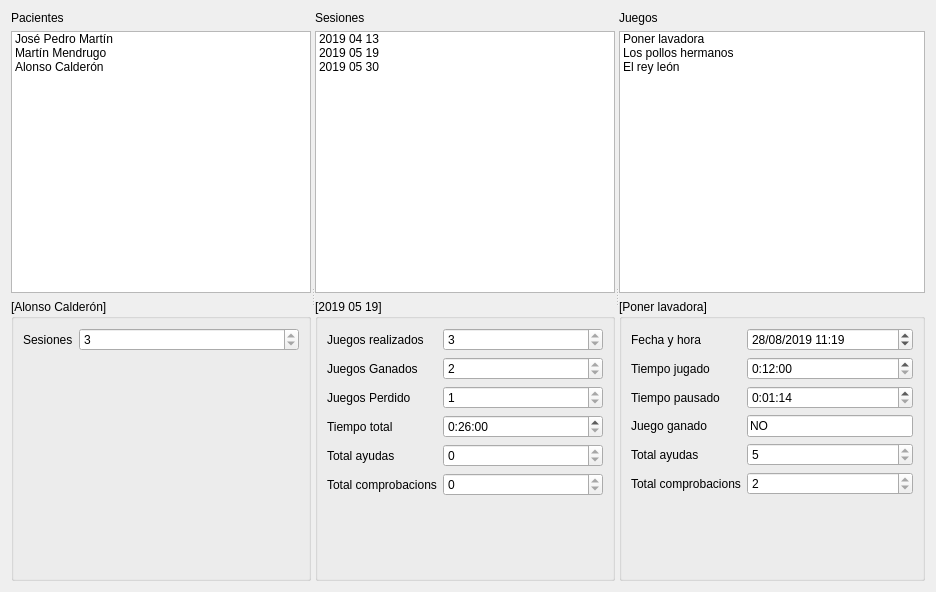
Above: components/gameManager/src/uis/history.ui from robocomp/euroage-tv before the change. Below: the same form after it.
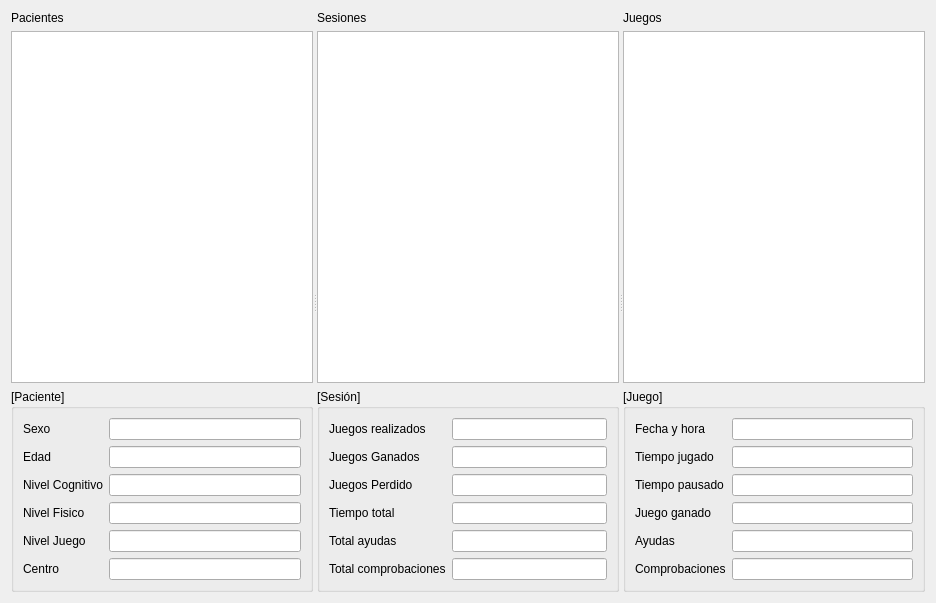
That is the form after the change.

```diff
--- a/components/gameManager/src/uis/history.ui
+++ b/components/gameManager/src/uis/history.ui
@@ -7,7 +7,7 @@
     <x>0</x>
     <y>0</y>
     <width>936</width>
-    <height>592</height>
+    <height>603</height>
    </rect>
   </property>
   <property name="windowTitle">
@@ -19,8 +19,8 @@
      <property name="orientation">
       <enum>Qt::Horizontal</enum>
      </property>
-     <widget class="QWidget" name="">
-      <layout class="QVBoxLayout" name="verticalLayout_4" stretch="50,50">
+     <widget class="QWidget" name="layoutWidget">
+      <layout class="QVBoxLayout" name="verticalLayout_4" stretch="90,10">
        <item>
         <layout class="QVBoxLayout" name="verticalLayout_2">
          <item>
@@ -31,46 +31,115 @@
           </widget>
          </item>
          <item>
-          <widget class="QListWidget" name="listWidget">
-           <item>
-            <property name="text">
-             <string>José Pedro Martín</string>
-            </property>
-           </item>
-           <item>
-            <property name="text">
-             <string>Martín Mendrugo</string>
-            </property>
-           </item>
-           <item>
-            <property name="text">
-             <string>Alonso Calderón</string>
-            </property>
-           </item>
-          </widget>
+          <widget class="QListWidget" name="paciente_lw"/>
          </item>
         </layout>
        </item>
        <item>
         <widget class="QGroupBox" name="groupBox_3">
          <property name="title">
-          <string>[Alonso Calderón]</string>
+          <string>[Paciente]</string>
          </property>
          <layout class="QFormLayout" name="formLayout">
           <item row="0" column="0">
            <widget class="QLabel" name="label_4">
             <property name="text">
-             <string>Sesiones</string>
+             <string>Sexo</string>
+            </property>
+           </widget>
+          </item>
+          <item row="1" column="0">
+           <widget class="QLabel" name="label_17">
+            <property name="text">
+             <string>Edad</string>
+            </property>
+           </widget>
+          </item>
+          <item row="2" column="0">
+           <widget class="QLabel" name="label_18">
+            <property name="text">
+             <string>Nivel Cognitivo</string>
+            </property>
+           </widget>
+          </item>
+          <item row="3" column="0">
+           <widget class="QLabel" name="label_19">
+            <property name="text">
+             <string>Nivel Fisico</string>
+            </property>
+           </widget>
+          </item>
+          <item row="5" column="0">
+           <widget class="QLabel" name="label_20">
+            <property name="text">
+             <string>Centro</string>
+            </property>
+           </widget>
+          </item>
+          <item row="4" column="0">
+           <widget class="QLabel" name="label_21">
+            <property name="text">
+             <string>Nivel Juego</string>
             </property>
            </widget>
           </item>
           <item row="0" column="1">
-           <widget class="QSpinBox" name="spinBox">
+           <widget class="QLineEdit" name="p_sexo_le">
+            <property name="alignment">
+             <set>Qt::AlignRight|Qt::AlignTrailing|Qt::AlignVCenter</set>
+            </property>
             <property name="readOnly">
              <bool>true</bool>
             </property>
-            <property name="value">
-             <number>3</number>
+           </widget>
+          </item>
+          <item row="1" column="1">
+           <widget class="QLineEdit" name="p_edad_le">
+            <property name="alignment">
+             <set>Qt::AlignRight|Qt::AlignTrailing|Qt::AlignVCenter</set>
+            </property>
+            <property name="readOnly">
+             <bool>true</bool>
+            </property>
+           </widget>
+          </item>
+          <item row="2" column="1">
+           <widget class="QLineEdit" name="p_ncog_le">
+            <property name="alignment">
+             <set>Qt::AlignRight|Qt::AlignTrailing|Qt::AlignVCenter</set>
+            </property>
+            <property name="readOnly">
+             <bool>true</bool>
+            </property>
+           </widget>
+          </item>
+          <item row="3" column="1">
+           <widget class="QLineEdit" name="p_nfisico_le">
+            <property name="alignment">
+             <set>Qt::AlignRight|Qt::AlignTrailing|Qt::AlignVCenter</set>
+            </property>
+            <property name="readOnly">
+             <bool>true</bool>
+            </property>
+           </widget>
+          </item>
+          <item row="4" column="1">
+           <widget class="QLineEdit" name="p_njuego_le">
+            <property name="alignment">
+             <set>Qt::AlignRight|Qt::AlignTrailing|Qt::AlignVCenter</set>
+            </property>
+            <property name="readOnly">
+             <bool>true</bool>
+            </property>
+           </widget>
+          </item>
+          <item row="5" column="1">
+           <widget class="QLineEdit" name="p_centro_le">
+            <property name="alignment">
+             <set>Qt::AlignRight|Qt::AlignTrailing|Qt::AlignVCenter</set>
+            </property>
+            <property name="readOnly">
+             <bool>true</bool>
             </property>
            </widget>
           </item>
@@ -79,8 +148,8 @@
        </item>
       </layout>
      </widget>
-     <widget class="QWidget" name="">
-      <layout class="QVBoxLayout" name="verticalLayout_5" stretch="50,50">
+     <widget class="QWidget" name="layoutWidget">
+      <layout class="QVBoxLayout" name="verticalLayout_5" stretch="90,10">
        <item>
         <layout class="QVBoxLayout" name="verticalLayout">
          <item>
@@ -91,30 +160,14 @@
           </widget>
          </item>
          <item>
-          <widget class="QListWidget" name="listWidget_2">
-           <item>
-            <property name="text">
-             <string>2019 04 13</string>
-            </property>
-           </item>
-           <item>
-            <property name="text">
-             <string>2019 05 19</string>
-            </property>
-           </item>
-           <item>
-            <property name="text">
-             <string>2019 05 30</string>
-            </property>
-           </item>
-          </widget>
+          <widget class="QListWidget" name="sesion_lw"/>
          </item>
         </layout>
        </item>
        <item>
         <widget class="QGroupBox" name="groupBox">
          <property name="title">
-          <string>[2019 05 19]</string>
+          <string>[Sesión]</string>
          </property>
          <layout class="QFormLayout" name="formLayout_2">
           <item row="0" column="0">
@@ -124,16 +177,6 @@
             </property>
            </widget>
           </item>
-          <item row="0" column="1">
-           <widget class="QSpinBox" name="spinBox_2">
-            <property name="readOnly">
-             <bool>true</bool>
-            </property>
-            <property name="value">
-             <number>3</number>
-            </property>
-           </widget>
-          </item>
           <item row="1" column="0">
            <widget class="QLabel" name="label_6">
             <property name="text">
@@ -141,16 +184,6 @@
             </property>
            </widget>
           </item>
-          <item row="1" column="1">
-           <widget class="QSpinBox" name="spinBox_3">
-            <property name="readOnly">
-             <bool>true</bool>
-            </property>
-            <property name="value">
-             <number>2</number>
-            </property>
-           </widget>
-          </item>
           <item row="2" column="0">
            <widget class="QLabel" name="label_10">
             <property name="text">
@@ -158,16 +191,6 @@
             </property>
            </widget>
           </item>
-          <item row="2" column="1">
-           <widget class="QSpinBox" name="spinBox_7">
-            <property name="readOnly">
-             <bool>true</bool>
-            </property>
-            <property name="value">
-             <number>1</number>
-            </property>
-           </widget>
-          </item>
           <item row="3" column="0">
            <widget class="QLabel" name="label_7">
             <property name="text">
@@ -182,44 +205,70 @@
             </property>
            </widget>
           </item>
-          <item row="4" column="1">
-           <widget class="QSpinBox" name="spinBox_5">
-            <property name="readOnly">
-             <bool>true</bool>
-            </property>
-           </widget>
-          </item>
           <item row="5" column="0">
            <widget class="QLabel" name="label_9">
             <property name="text">
-             <string>Total comprobacions</string>
+             <string>Total comprobaciones</string>
             </property>
            </widget>
           </item>
-          <item row="5" column="1">
-           <widget class="QSpinBox" name="spinBox_6">
+          <item row="0" column="1">
+           <widget class="QLineEdit" name="s_ngames_le">
+            <property name="alignment">
+             <set>Qt::AlignRight|Qt::AlignTrailing|Qt::AlignVCenter</set>
+            </property>
+            <property name="readOnly">
+             <bool>true</bool>
+            </property>
+           </widget>
+          </item>
+          <item row="1" column="1">
+           <widget class="QLineEdit" name="s_win_le">
+            <property name="alignment">
+             <set>Qt::AlignRight|Qt::AlignTrailing|Qt::AlignVCenter</set>
+            </property>
+            <property name="readOnly">
+             <bool>true</bool>
+            </property>
+           </widget>
+          </item>
+          <item row="2" column="1">
+           <widget class="QLineEdit" name="s_lost_le">
+            <property name="alignment">
+             <set>Qt::AlignRight|Qt::AlignTrailing|Qt::AlignVCenter</set>
+            </property>
             <property name="readOnly">
              <bool>true</bool>
             </property>
            </widget>
           </item>
           <item row="3" column="1">
-           <widget class="QTimeEdit" name="timeEdit">
-            <property name="enabled">
+           <widget class="QLineEdit" name="s_time_le">
+            <property name="alignment">
+             <set>Qt::AlignRight|Qt::AlignTrailing|Qt::AlignVCenter</set>
+            </property>
+            <property name="readOnly">
              <bool>true</bool>
             </property>
-            <property name="dateTime">
-             <datetime>
-              <hour>0</hour>
-              <minute>26</minute>
-              <second>0</second>
-              <year>2000</year>
-              <month>1</month>
-              <day>1</day>
-             </datetime>
+           </widget>
+          </item>
+          <item row="4" column="1">
+           <widget class="QLineEdit" name="s_help_le">
+            <property name="alignment">
+             <set>Qt::AlignRight|Qt::AlignTrailing|Qt::AlignVCenter</set>
             </property>
-            <property name="displayFormat">
-             <string>H:mm:ss</string>
+            <property name="readOnly">
+             <bool>true</bool>
+            </property>
+           </widget>
+          </item>
+          <item row="5" column="1">
+           <widget class="QLineEdit" name="s_check_le">
+            <property name="alignment">
+             <set>Qt::AlignRight|Qt::AlignTrailing|Qt::AlignVCenter</set>
+            </property>
+            <property name="readOnly">
+             <bool>true</bool>
             </property>
            </widget>
           </item>
@@ -228,8 +277,8 @@
        </item>
       </layout>
      </widget>
-     <widget class="QWidget" name="">
-      <layout class="QVBoxLayout" name="verticalLayout_6" stretch="50,50">
+     <widget class="QWidget" name="layoutWidget">
+      <layout class="QVBoxLayout" name="verticalLayout_6" stretch="90,10">
        <item>
         <layout class="QVBoxLayout" name="verticalLayout_3">
          <item>
@@ -240,30 +289,14 @@
           </widget>
          </item>
          <item>
-          <widget class="QListWidget" name="listWidget_3">
-           <item>
-            <property name="text">
-             <string>Poner lavadora</string>
-            </property>
-           </item>
-           <item>
-            <property name="text">
-             <string>Los pollos hermanos</string>
-            </property>
-           </item>
-           <item>
-            <property name="text">
-             <string>El rey león</string>
-            </property>
-           </item>
-          </widget>
+          <widget class="QListWidget" name="juego_lw"/>
          </item>
         </layout>
        </item>
        <item>
         <widget class="QGroupBox" name="groupBox_2">
          <property name="title">
-          <string>[Poner lavadora]</string>
+          <string>[Juego]</string>
          </property>
          <layout class="QFormLayout" name="formLayout_3">
           <item row="0" column="0">
@@ -273,27 +306,6 @@
             </property>
            </widget>
           </item>
-          <item row="0" column="1">
-           <widget class="QDateTimeEdit" name="dateTimeEdit">
-            <property name="date">
-             <date>
-              <year>2019</year>
-              <month>8</month>
-              <day>28</day>
-             </date>
-            </property>
-            <property name="time">
-             <time>
-              <hour>11</hour>
-              <minute>19</minute>
-              <second>11</second>
-             </time>
-            </property>
-            <property name="displayFormat">
-             <string>d/MM/yyyy HH:mm</string>
-            </property>
-           </widget>
-          </item>
           <item row="1" column="0">
            <widget class="QLabel" name="label_12">
             <property name="text">
@@ -301,26 +313,6 @@
             </property>
            </widget>
           </item>
-          <item row="1" column="1">
-           <widget class="QTimeEdit" name="timeEdit_2">
-            <property name="enabled">
-             <bool>true</bool>
-            </property>
-            <property name="dateTime">
-             <datetime>
-              <hour>0</hour>
-              <minute>12</minute>
-              <second>0</second>
-              <year>2000</year>
-              <month>1</month>
-              <day>1</day>
-             </datetime>
-            </property>
-            <property name="displayFormat">
-             <string>H:mm:ss</string>
-            </property>
-           </widget>
-          </item>
           <item row="2" column="0">
            <widget class="QLabel" name="label_13">
             <property name="text">
@@ -328,26 +320,6 @@
             </property>
            </widget>
           </item>
-          <item row="2" column="1">
-           <widget class="QTimeEdit" name="timeEdit_3">
-            <property name="enabled">
-             <bool>true</bool>
-            </property>
-            <property name="dateTime">
-             <datetime>
-              <hour>0</hour>
-              <minute>1</minute>
-              <second>14</second>
-              <year>2000</year>
-              <month>1</month>
-              <day>1</day>
-             </datetime>
-            </property>
-            <property name="displayFormat">
-             <string>H:mm:ss</string>
-            </property>
-           </widget>
-          </item>
           <item row="3" column="0">
            <widget class="QLabel" name="label_14">
             <property name="text">
@@ -355,45 +327,78 @@
             </property>
            </widget>
           </item>
-          <item row="3" column="1">
-           <widget class="QLineEdit" name="lineEdit">
-            <property name="text">
-             <string>NO</string>
-            </property>
-           </widget>
-          </item>
           <item row="4" column="0">
            <widget class="QLabel" name="label_15">
             <property name="text">
-             <string>Total ayudas</string>
-            </property>
-           </widget>
-          </item>
-          <item row="4" column="1">
-           <widget class="QSpinBox" name="spinBox_8">
-            <property name="readOnly">
-             <bool>true</bool>
-            </property>
-            <property name="value">
-             <number>5</number>
+             <string>Ayudas</string>
             </property>
            </widget>
           </item>
           <item row="5" column="0">
            <widget class="QLabel" name="label_16">
             <property name="text">
-             <string>Total comprobacions</string>
+             <string>Comprobaciones</string>
+            </property>
+           </widget>
+          </item>
+          <item row="0" column="1">
+           <widget class="QLineEdit" name="j_fecha_le">
+            <property name="alignment">
+             <set>Qt::AlignRight|Qt::AlignTrailing|Qt::AlignVCenter</set>
+            </property>
+            <property name="readOnly">
+             <bool>true</bool>
+            </property>
+           </widget>
+          </item>
+          <item row="1" column="1">
+           <widget class="QLineEdit" name="j_tjugado_le">
+            <property name="alignment">
+             <set>Qt::AlignRight|Qt::AlignTrailing|Qt::AlignVCenter</set>
+            </property>
+            <property name="readOnly">
+             <bool>true</bool>
+            </property>
+           </widget>
+          </item>
+          <item row="2" column="1">
+           <widget class="QLineEdit" name="j_tpausado_le">
+            <property name="alignment">
+             <set>Qt::AlignRight|Qt::AlignTrailing|Qt::AlignVCenter</set>
+            </property>
+            <property name="readOnly">
+             <bool>true</bool>
+            </property>
+           </widget>
+          </item>
+          <item row="3" column="1">
+           <widget class="QLineEdit" name="j_ganado_le">
+            <property name="alignment">
+             <set>Qt::AlignRight|Qt::AlignTrailing|Qt::AlignVCenter</set>
+            </property>
+            <property name="readOnly">
+             <bool>true</bool>
+            </property>
+           </widget>
+          </item>
+          <item row="4" column="1">
+           <widget class="QLineEdit" name="j_ayudas_le">
+            <property name="alignment">
+             <set>Qt::AlignRight|Qt::AlignTrailing|Qt::AlignVCenter</set>
+            </property>
+            <property name="readOnly">
+             <bool>true</bool>
             </property>
            </widget>
           </item>
           <item row="5" column="1">
-           <widget class="QSpinBox" name="spinBox_9">
+           <widget class="QLineEdit" name="j_comprobaciones_le">
+            <property name="alignment">
+             <set>Qt::AlignRight|Qt::AlignTrailing|Qt::AlignVCenter</set>
+            </property>
             <property name="readOnly">
              <bool>true</bool>
             </property>
-            <property name="value">
-             <number>2</number>
-            </property>
            </widget>
           </item>
          </layout>
```
Left out of the diff: 6 changed lines with no effect on the pictures.
